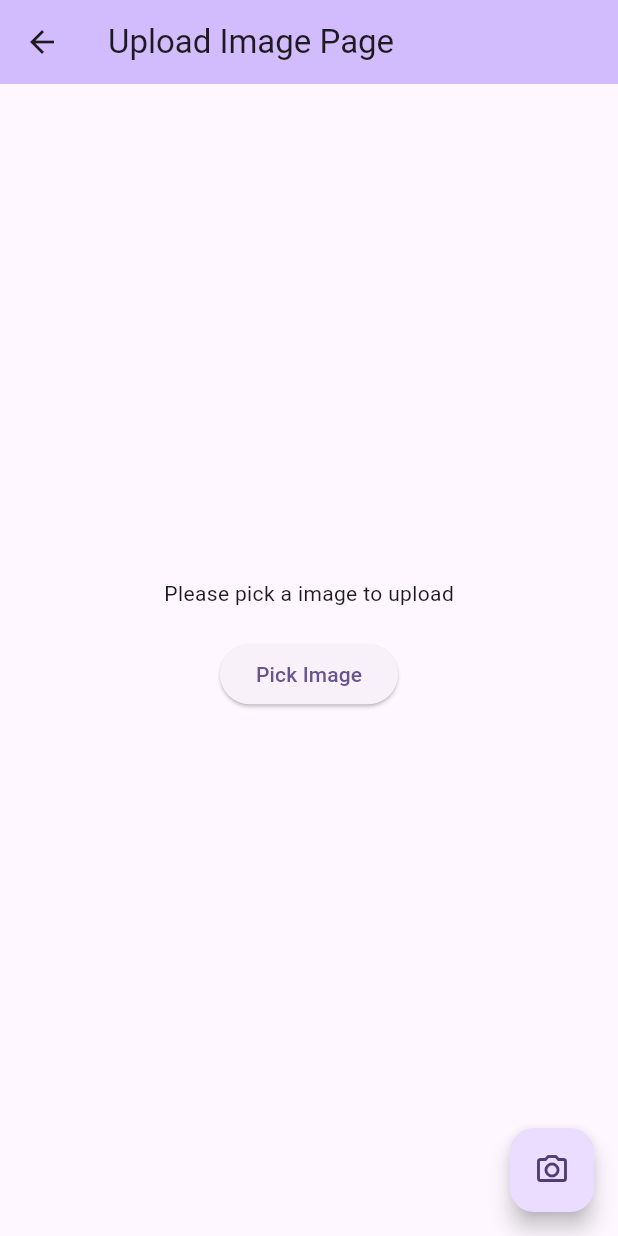
After one commit to kevinbadboyz/latihan_api, a Flutter app: the screen it shows after launch, after a tap on "Upload Image", on a phone screen of 412 x 824 dp. The commit adds this screen. Run offline on Flutter 3.47's test engine with Material 3 defaults, Android fonts, the phone set to English and light mode, and no system bars; our stand-ins replace dio, image_picker; network calls fail.

Commit message:
Update user create response, user repository, upload image page

```diff
--- /dev/null
+++ b/lib/param/user_param.dart
@@ -0,0 +1,14 @@
+import 'dart:io';
+
+class UserParam {
+  final String firstName;
+  final String lastName;
+  final String gender;
+  final File? image;
+
+  UserParam(
+      {required this.firstName,
+      required this.lastName,
+      required this.gender,
+      required this.image});
+}
--- /dev/null
+++ b/lib/response/user_create_response.dart
@@ -0,0 +1,22 @@
+class UserCreateResponse {
+  final int id;
+  final String firstName;
+  final String lastName;
+  final String gender;
+  final String image;
+
+  UserCreateResponse(
+      {required this.id,
+      required this.firstName,
+      required this.lastName,
+      required this.gender,
+      required this.image});
+  factory UserCreateResponse.fromJson(Map<String, dynamic> json) {
+    return UserCreateResponse(
+        id: json['id'],
+        firstName: json['firstName'],
+        lastName: json['lastName'],
+        gender: json['gender'],
+        image: json['image']);
+  }
+}
--- a/lib/ui/main_page.dart
+++ b/lib/ui/main_page.dart
@@ -1,5 +1,6 @@
 import 'package:flutter/material.dart';
 import 'package:latihan_api/ui/homepage.dart';
+import 'package:latihan_api/ui/upload_image_page.dart';
 import 'package:latihan_api/ui/user_page.dart';
 
 class MainPage extends StatelessWidget {
@@ -29,6 +30,14 @@ class MainPage extends StatelessWidget {
             },
             title: Text('User'),
             subtitle: Text('CRUD User'),
+          ),
+          ListTile(
+            onTap: () {
+              Navigator.push(
+                  context, MaterialPageRoute(builder: (context) => UploadImagePage()));
+            },
+            title: Text('Upload Image'),
+            subtitle: Text('Upload Image From Image'),
           )
         ],
       ),
--- /dev/null
+++ b/lib/ui/upload_image_page.dart
@@ -0,0 +1,77 @@
+import 'dart:io';
+import 'package:dio/dio.dart';
+import 'package:flutter/material.dart';
+import 'package:image_picker/image_picker.dart';
+import 'package:latihan_api/param/user_param.dart';
+import 'package:latihan_api/repo/user_repository.dart';
+import 'package:latihan_api/response/user_create_response.dart';
+
+class UploadImagePage extends StatefulWidget {
+  const UploadImagePage({super.key});
+
+  @override
+  State<UploadImagePage> createState() => _UploadImagePageState();
+}
+
+class _UploadImagePageState extends State<UploadImagePage> {
+  File? file;
+  final ImagePicker picker = ImagePicker();
+  final userRepository = UserRepository();
+  late final Future<UserCreateResponse> futureUserCreate;
+
+  Future getImage() async {
+    var image = await picker.pickImage(source: ImageSource.gallery);
+    setState(() {
+      if (image != null) {
+        file = File(image.path);
+      } else {
+        debugPrint('No Image');
+      }
+    });
+  }
+
+  @override
+  Widget build(BuildContext context) {
+    return Scaffold(
+      appBar: AppBar(
+        title: Text('Upload Image Page'),
+        backgroundColor: Theme.of(context).colorScheme.inversePrimary,
+      ),
+      floatingActionButton: FloatingActionButton(
+        onPressed: () {
+          debugPrint('Upload image');
+        },
+        child: Icon(Icons.camera_alt_outlined),
+      ),
+      body: Center(
+        child: Column(
+          mainAxisAlignment: MainAxisAlignment.center,
+          children: [
+            file == null
+                ? Text('Please pick a image to upload')
+                : Image.file(file!),
+            const SizedBox(
+              height: 20,
+            ),
+            file == null
+                ? ElevatedButton(
+                    onPressed: () {
+                      getImage();
+                    },
+                    child: Text('Pick Image'))
+                : ElevatedButton(
+                    onPressed: () {
+                      futureUserCreate = userRepository.addUser(UserParam(
+                          firstName: 'James',
+                          lastName: 'Davis',
+                          gender: 'Male',
+                          image: file));
+                    },
+                    child: Text('Upload Image')),
+            Text(''),
+          ],
+        ),
+      ),
+    );
+  }
+}
--- a/pubspec.yaml
+++ b/pubspec.yaml
@@ -36,6 +36,7 @@ dependencies:
   # Use with the CupertinoIcons class for iOS style icons.
   cupertino_icons: ^1.0.8
   dio: ^5.7.0
+  image_picker: ^1.1.2
 
 dev_dependencies:
   flutter_test:
```
Also changed, not shown: lib/repo/user_repository.dart (+32 -6 lines), pubspec.lock, 7 other files.
